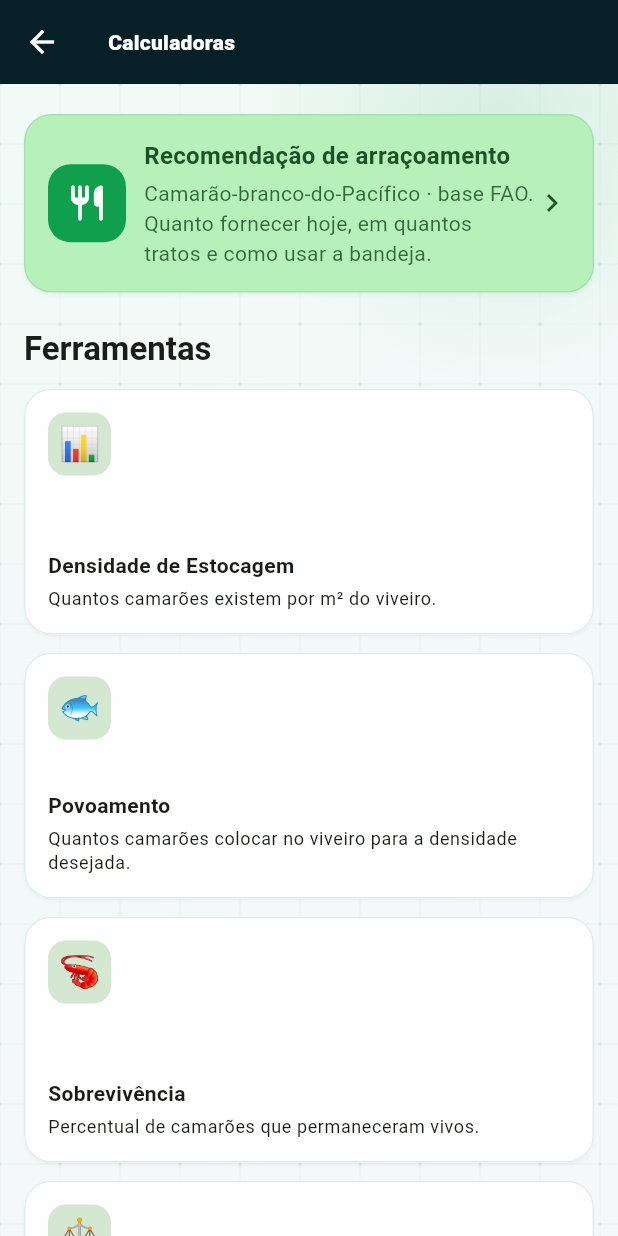
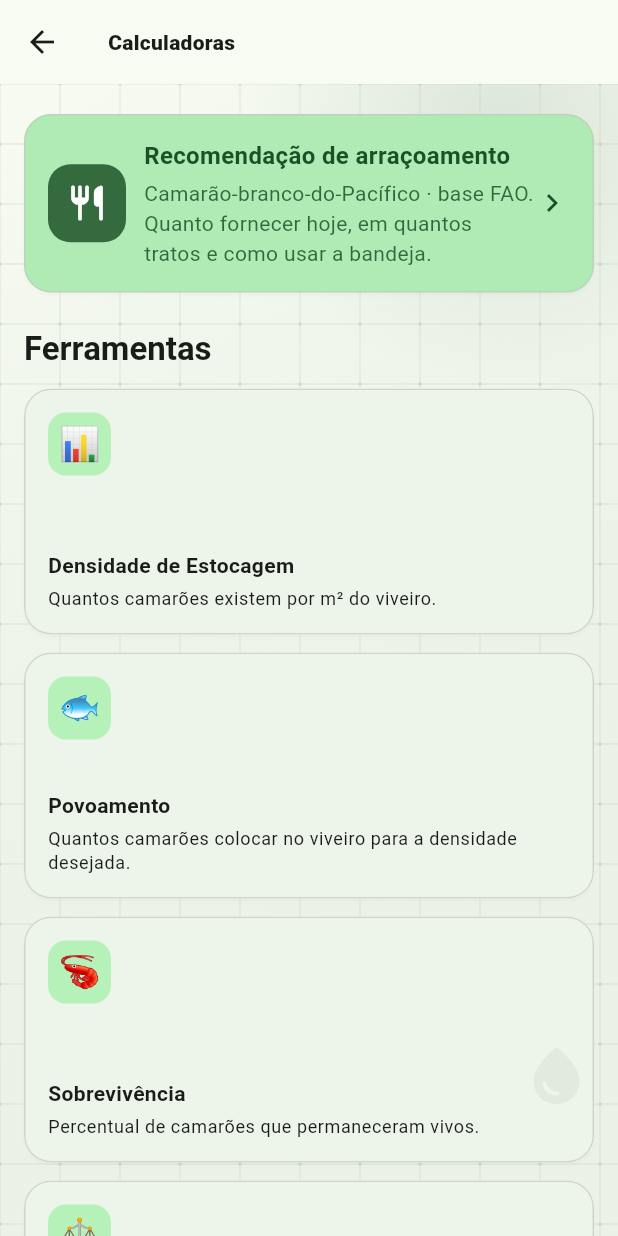
Before and after one commit to juniormorais127/carcinutri, a Flutter app: the screen it shows after launch, after a tap on "Calculadoras técnicas", on a phone screen of 412 x 824 dp. Run offline on Flutter 3.47's test engine with Material 3 defaults, Android fonts, the phone set to English and light mode, and no system bars; our stand-ins replace fl_chart, go_router, sembast, sembast_web, url_strategy; network calls fail.

Commit message:
style: unifica paleta e aplica marca global

```diff
--- a/lib/app.dart
+++ b/lib/app.dart
@@ -14,6 +14,7 @@ import 'screens/projecao_screen.dart';
 import 'screens/viveiro_form_screen.dart';
 import 'screens/viveiro_painel_screen.dart';
 import 'state/app_state.dart';
+import 'widgets/brand_watermark.dart';
 
 final GoRouter _router = GoRouter(
   routes: [
@@ -163,54 +164,48 @@ class _AppShell extends StatelessWidget {
       );
 }
 
-final ThemeData _tema = _criarTema();
+final ThemeData _temaClaro = _criarTema(Brightness.light);
+final ThemeData _temaEscuro = _criarTema(Brightness.dark);
 
-ThemeData _criarTema() {
+ThemeData _criarTema(Brightness brilho) {
   const verde = Color(0xFF16A34A);
-  const profundo = Color(0xFF071F26);
-  final coresBase = ColorScheme.fromSeed(
+  final cores = ColorScheme.fromSeed(
     seedColor: verde,
-    brightness: Brightness.light,
-    surface: const Color(0xFFF8FAF8),
-  );
-  final cores = coresBase.copyWith(
-    primary: const Color(0xFF0F9F4D),
-    secondary: const Color(0xFF0F766E),
-    tertiary: const Color(0xFF0891B2),
+    brightness: brilho,
   );
   final base = ThemeData(colorScheme: cores, useMaterial3: true);
 
   return base.copyWith(
-    scaffoldBackgroundColor: const Color(0xFFF1F7F4),
+    scaffoldBackgroundColor: cores.surface,
     appBarTheme: AppBarTheme(
       centerTitle: false,
       elevation: 0,
       scrolledUnderElevation: 2,
-      shadowColor: Colors.black.withOpacity(0.16),
-      backgroundColor: profundo,
-      foregroundColor: Colors.white,
+      shadowColor: cores.shadow.withOpacity(0.16),
+      backgroundColor: cores.surface,
+      foregroundColor: cores.onSurface,
       titleTextStyle: base.textTheme.titleLarge?.copyWith(
-        color: Colors.white,
+        color: cores.onSurface,
         fontWeight: FontWeight.w800,
         letterSpacing: 0.2,
       ),
-      iconTheme: const IconThemeData(color: Colors.white),
-      actionsIconTheme: const IconThemeData(color: Colors.white),
+      iconTheme: IconThemeData(color: cores.onSurface),
+      actionsIconTheme: IconThemeData(color: cores.onSurface),
     ),
     cardTheme: CardTheme(
       elevation: 1,
       margin: EdgeInsets.zero,
-      color: Colors.white.withOpacity(0.96),
-      surfaceTintColor: Colors.transparent,
-      shadowColor: profundo.withOpacity(0.12),
+      color: cores.surface,
+      surfaceTintColor: cores.surfaceTint.withOpacity(0),
+      shadowColor: cores.shadow.withOpacity(0.12),
       shape: RoundedRectangleBorder(
         borderRadius: BorderRadius.circular(18),
-        side: BorderSide(color: cores.secondary.withOpacity(0.13)),
+        side: BorderSide(color: cores.outlineVariant.withOpacity(0.7)),
       ),
     ),
     inputDecorationTheme: InputDecorationTheme(
       filled: true,
-      fillColor: Colors.white,
+      fillColor: cores.surface,
       border: OutlineInputBorder(
         borderRadius: BorderRadius.circular(14),
         borderSide: BorderSide(color: cores.outlineVariant),
@@ -239,20 +234,20 @@ ThemeData _criarTema() {
     navigationBarTheme: NavigationBarThemeData(
       height: 72,
       elevation: 2,
-      backgroundColor: profundo,
-      indicatorColor: cores.primary.withOpacity(0.24),
+      backgroundColor: cores.surface,
+      indicatorColor: cores.primaryContainer,
       iconTheme: MaterialStateProperty.resolveWith(
         (states) => IconThemeData(
           color: states.contains(MaterialState.selected)
-              ? const Color(0xFF62E694)
-              : const Color(0xFFB8C8CC),
+              ? cores.onPrimaryContainer
+              : cores.onSurfaceVariant,
         ),
       ),
       labelTextStyle: MaterialStateProperty.resolveWith(
         (states) => TextStyle(
           color: states.contains(MaterialState.selected)
-              ? Colors.white
-              : const Color(0xFFB8C8CC),
+              ? cores.primary
+              : cores.onSurfaceVariant,
           fontSize: 12,
           fontWeight: states.contains(MaterialState.selected)
               ? FontWeight.w700
@@ -261,16 +256,16 @@ ThemeData _criarTema() {
       ),
     ),
     navigationRailTheme: NavigationRailThemeData(
-      backgroundColor: profundo,
-      indicatorColor: cores.primary.withOpacity(0.24),
+      backgroundColor: cores.surface,
+      indicatorColor: cores.primaryContainer,
       minWidth: 88,
-      selectedIconTheme: const IconThemeData(color: Color(0xFF62E694)),
-      unselectedIconTheme: const IconThemeData(color: Color(0xFFB8C8CC)),
-      selectedLabelTextStyle: const TextStyle(
-        color: Colors.white,
+      selectedIconTheme: IconThemeData(color: cores.onPrimaryContainer),
+      unselectedIconTheme: IconThemeData(color: cores.onSurfaceVariant),
+      selectedLabelTextStyle: TextStyle(
+        color: cores.primary,
         fontWeight: FontWeight.w700,
       ),
-      unselectedLabelTextStyle: const TextStyle(color: Color(0xFFB8C8CC)),
+      unselectedLabelTextStyle: TextStyle(color: cores.onSurfaceVariant),
     ),
     snackBarTheme: SnackBarThemeData(
       behavior: SnackBarBehavior.floating,
@@ -290,8 +285,13 @@ class CarciniApp extends StatelessWidget {
       value: state,
       child: MaterialApp.router(
         title: 'AQUACENSO',
-        theme: _tema,
+        theme: _temaClaro,
+        darkTheme: _temaEscuro,
+        themeMode: ThemeMode.system,
         routerConfig: _router,
+        builder: (context, child) => BrandWatermarkLayer(
+          child: child ?? const SizedBox.shrink(),
+        ),
       ),
     );
   }
--- a/lib/screens/calculadoras_screen.dart
+++ b/lib/screens/calculadoras_screen.dart
@@ -119,7 +119,7 @@ class CalculadorasScreen extends StatelessWidget {
                 height: 42,
                 alignment: Alignment.center,
                 decoration: BoxDecoration(
-                  color: Theme.of(context).colorScheme.secondaryContainer,
+                  color: Theme.of(context).colorScheme.primaryContainer,
                   borderRadius: BorderRadius.circular(12),
                 ),
                 child: Text(d.icone, style: const TextStyle(fontSize: 22)),
--- a/lib/screens/historico_screen.dart
+++ b/lib/screens/historico_screen.dart
@@ -82,7 +82,8 @@ class _Vazio extends StatelessWidget {
       child: Column(
         mainAxisSize: MainAxisSize.min,
         children: [
-          const Icon(Icons.history, size: 48, color: Colors.grey),
+          Icon(Icons.history,
+              size: 48, color: Theme.of(context).colorScheme.onSurfaceVariant),
           const SizedBox(height: 8),
           const Text('Nenhum cálculo salvo.'),
           const SizedBox(height: 12),
--- a/lib/screens/home_screen.dart
+++ b/lib/screens/home_screen.dart
@@ -125,7 +125,10 @@ class _HomeScreenState extends State<HomeScreen> {
       padding: const EdgeInsets.all(24),
       decoration: BoxDecoration(
         gradient: LinearGradient(
-          colors: [cores.primary, const Color(0xFF0F766E)],
+          colors: [
+            cores.primary,
+            Color.lerp(cores.primary, cores.onPrimary, 0.12)!,
+          ],
           begin: Alignment.topLeft,
           end: Alignment.bottomRight,
         ),
@@ -167,20 +170,18 @@ class _HomeScreenState extends State<HomeScreen> {
                   padding:
                       const EdgeInsets.symmetric(horizontal: 10, vertical: 6),
                   decoration: BoxDecoration(
-                    color: Colors.white.withOpacity(0.13),
+                    color: cores.onPrimary.withOpacity(0.13),
                     borderRadius: BorderRadius.circular(20),
-                    border: Border.all(color: Colors.white.withOpacity(0.2)),
+                    border: Border.all(color: cores.onPrimary.withOpacity(0.2)),
                   ),
                   child: const Row(
                     mainAxisSize: MainAxisSize.min,
                     children: [
-                      Icon(Icons.offline_bolt_rounded,
-                          color: Color(0xFF9AF7BA), size: 16),
+                      Icon(Icons.offline_bolt_rounded, size: 16),
                       SizedBox(width: 6),
                       Text(
                         'SISTEMA OFFLINE ATIVO',
                         style: TextStyle(
-                          color: Colors.white,
                           fontSize: 10,
                           fontWeight: FontWeight.w800,
                           letterSpacing: 0.8,
@@ -535,16 +536,17 @@ class _HomeScreenState extends State<HomeScreen> {
                 Row(
                   children: [
                     Icon(Icons.info_outline_rounded,
-                        size: 14, color: cores.secondary),
+                        size: 14, color: cores.onSurfaceVariant),
                     const SizedBox(width: 5),
                     Expanded(
                       child: Text(
                         'Complete densidade e biometria para ver as estimativas.',
                         maxLines: 1,
                         overflow: TextOverflow.ellipsis,
-                        style: Theme.of(context).textTheme.labelSmall?.copyWith(
-                              color: cores.secondary,
-                            ),
+                        style: Theme.of(context)
+                            .textTheme
+                            .labelSmall
+                            ?.copyWith(color: cores.primary),
                       ),
                     ),
                   ],
@@ -653,7 +655,7 @@ class _HomeScreenState extends State<HomeScreen> {
   Widget _configuracaoDespesca(BuildContext context) {
     final cores = Theme.of(context).colorScheme;
     return Card(
-      color: cores.secondaryContainer.withOpacity(0.5),
+      color: cores.surfaceVariant.withOpacity(0.5),
       child: Padding(
         padding: const EdgeInsets.all(16),
         child: LayoutBuilder(
@@ -687,7 +689,7 @@ class _HomeScreenState extends State<HomeScreen> {
               children: [
                 Row(
                   children: [
-                    Icon(Icons.tune_rounded, size: 18, color: cores.secondary),
+                    Icon(Icons.tune_rounded, size: 18, color: cores.primary),
                     const SizedBox(width: 8),
                     const Text('Parâmetros da estimativa',
                         style: TextStyle(fontWeight: FontWeight.w700)),
@@ -778,7 +780,7 @@ class _HomeScreenState extends State<HomeScreen> {
                         alvoAtingido
                             ? Icons.task_alt_rounded
                             : Icons.insights_outlined,
-                        color: alvoAtingido ? cores.primary : cores.secondary,
+                        color: cores.primary,
                       ),
                       const SizedBox(height: 8),
                       Text(
@@ -839,7 +841,7 @@ class _HomeScreenState extends State<HomeScreen> {
                   style: Theme.of(context)
                       .textTheme
                       .labelSmall
-                      ?.copyWith(color: cores.secondary),
+                      ?.copyWith(color: cores.onSurfaceVariant),
                 ),
               ],
             ],
@@ -855,7 +857,7 @@ class _HomeScreenState extends State<HomeScreen> {
     String valor,
     IconData icon,
   ) {
-    final cor = Theme.of(context).colorScheme.secondary;
+    final cor = Theme.of(context).colorScheme.primary;
     return Expanded(
       child: Row(
         crossAxisAlignment: CrossAxisAlignment.start,
--- /dev/null
+++ b/lib/widgets/brand_watermark.dart
@@ -0,0 +1,63 @@
+import 'package:flutter/material.dart';
+
+/// Assinatura visual global do AQUACENSO.
+///
+/// Fica acima das rotas para também alcançar telas empilhadas, mas não recebe
+/// eventos nem participa da árvore de acessibilidade.
+class BrandWatermarkLayer extends StatelessWidget {
+  final Widget child;
+
+  const BrandWatermarkLayer({super.key, required this.child});
+
+  @override
+  Widget build(BuildContext context) {
+    return LayoutBuilder(
+      builder: (context, constraints) {
+        final desktop = constraints.maxWidth >= 900;
+        final mostrarNome = constraints.maxWidth >= 520;
+        final cores = Theme.of(context).colorScheme;
+
+        return Stack(
+          fit: StackFit.expand,
+          children: [
+            child,
+            Positioned(
+              right: desktop ? 28 : 18,
+              bottom: desktop ? 22 : 84,
+              child: IgnorePointer(
+                child: ExcludeSemantics(
+                  child: Opacity(
+                    opacity: 0.065,
+                    child: Row(
+                      mainAxisSize: MainAxisSize.min,
+                      children: [
+                        Icon(
+                          Icons.water_drop_rounded,
+                          size: 46,
+                          color: cores.secondary,
+                        ),
+                        if (mostrarNome) ...[
+                          const SizedBox(width: 7),
+                          Text(
+                            'AQUACENSO',
+                            style: TextStyle(
+                              color: cores.onSurface,
+                              fontSize: 18,
+                              fontWeight: FontWeight.w900,
+                              letterSpacing: 1.8,
+                              decoration: TextDecoration.none,
+                            ),
+                          ),
+                        ],
+                      ],
+                    ),
+                  ),
+                ),
+              ),
+            ),
+          ],
+        );
+      },
+    );
+  }
+}
--- a/lib/widgets/responsive_layout.dart
+++ b/lib/widgets/responsive_layout.dart
@@ -86,13 +86,14 @@ class _TechBackground extends StatelessWidget {
   @override
   Widget build(BuildContext context) {
     final primary = Theme.of(context).colorScheme.primary;
+    final cores = Theme.of(context).colorScheme;
     return Stack(
       children: [
-        const Positioned.fill(
+        Positioned.fill(
           child: DecoratedBox(
             decoration: BoxDecoration(
               gradient: LinearGradient(
-                colors: [Color(0xFFF1FAF6), Color(0xFFF5F7FA)],
+                colors: [cores.surface, cores.surfaceVariant.withOpacity(0.45)],
                 begin: Alignment.topLeft,
                 end: Alignment.bottomRight,
               ),
@@ -113,8 +114,15 @@ class _TechBackground extends StatelessWidget {
             ),
           ),
         ),
-        const Positioned.fill(
-          child: IgnorePointer(child: CustomPaint(painter: _TechGridPainter())),
+        Positioned.fill(
+          child: IgnorePointer(
+            child: CustomPaint(
+              painter: _TechGridPainter(
+                lineColor: cores.outlineVariant.withOpacity(0.28),
+                dotColor: cores.primary.withOpacity(0.1),
+              ),
+            ),
+          ),
         ),
         Positioned.fill(child: child),
       ],
@@ -123,12 +131,15 @@ class _TechBackground extends StatelessWidget {
 }
 
 class _TechGridPainter extends CustomPainter {
-  const _TechGridPainter();
+  final Color lineColor;
+  final Color dotColor;
+
+  const _TechGridPainter({required this.lineColor, required this.dotColor});
 
   @override
   void paint(Canvas canvas, Size size) {
     final linePaint = Paint()
-      ..color = const Color(0xFF0F766E).withOpacity(0.035)
+      ..color = lineColor
       ..strokeWidth = 1;
     const passo = 40.0;
 
@@ -139,7 +150,7 @@ class _TechGridPainter extends CustomPainter {
       canvas.drawLine(Offset(0, y), Offset(size.width, y), linePaint);
     }
 
-    final dotPaint = Paint()..color = const Color(0xFF16A34A).withOpacity(0.1);
+    final dotPaint = Paint()..color = dotColor;
     for (var x = 0.0; x <= size.width; x += passo) {
       for (var y = 0.0; y <= size.height; y += passo) {
         canvas.drawCircle(Offset(x, y), 1.25, dotPaint);
@@ -148,5 +159,8 @@ class _TechGridPainter extends CustomPainter {
   }
 
   @override
-  bool shouldRepaint(covariant CustomPainter oldDelegate) => false;
+  bool shouldRepaint(covariant _TechGridPainter oldDelegate) {
+    return oldDelegate.lineColor != lineColor ||
+        oldDelegate.dotColor != dotColor;
+  }
 }
```
Also changed, not shown: lib/screens/arracoamento_recomendado_screen.dart (+8 -7 lines), lib/screens/biometria_form_screen.dart (+4 -3 lines), lib/screens/crescimento_screen.dart (+12 -7 lines), lib/screens/mare_screen.dart (+12 -6 lines), lib/screens/projecao_screen.dart (+4 -3 lines), lib/screens/viveiro_painel_screen.dart (+4 -3 lines).
